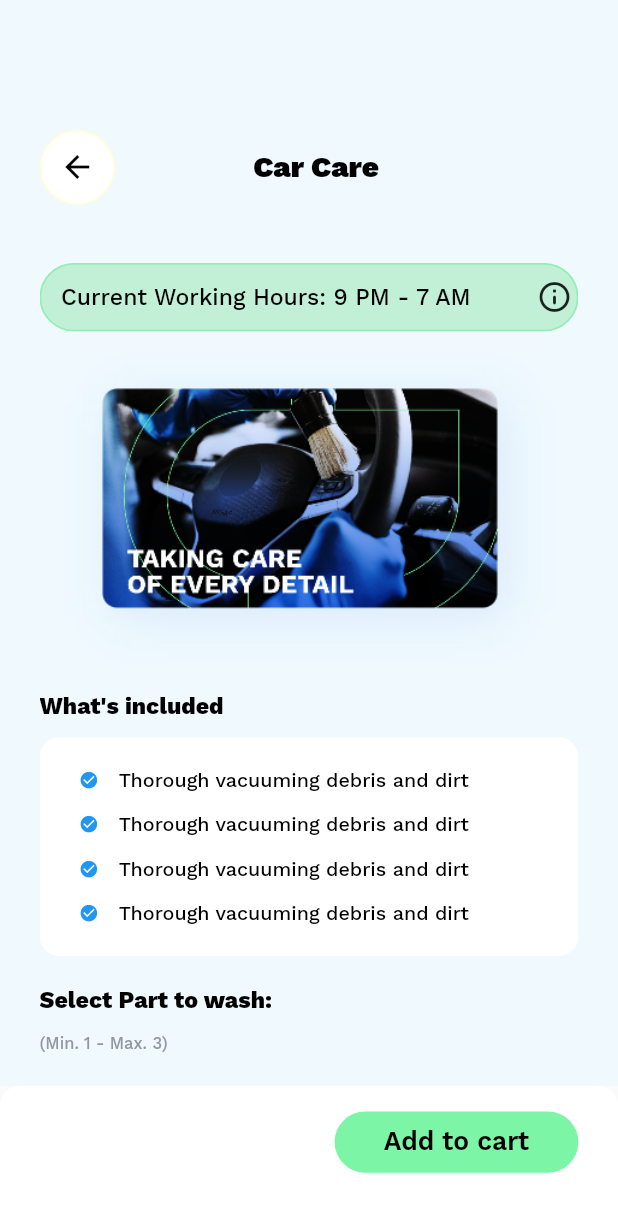
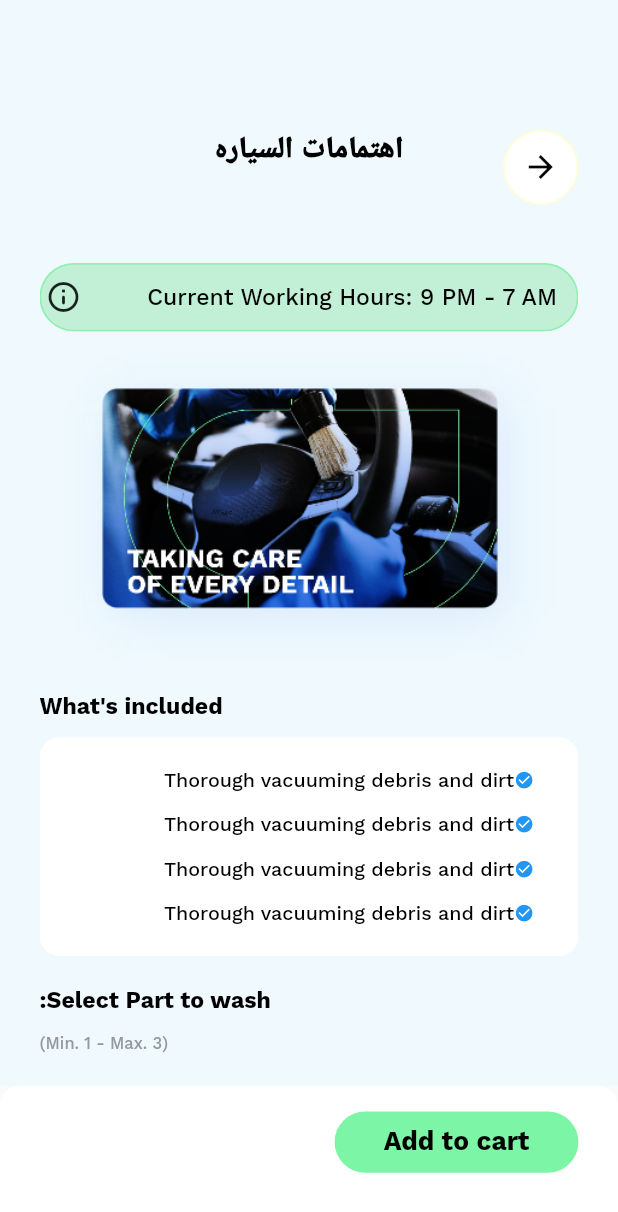
Before and after one commit to Tarekkk1/C.JET, a Flutter app: the screen it shows after launch, after a tap on "Subscribe", on a phone screen of 412 x 824 dp. Shown: the top 1212 px of the screen. Run offline on Flutter 3.47's test engine with Material 2 defaults, Android fonts, the phone set to English and light mode, and no system bars; our stand-ins replace flutter_screenutil, google_fonts; generated files the repository leaves out were written again.

Commit message:
init localization

```diff
--- /dev/null
+++ b/l10n.yaml
@@ -0,0 +1,3 @@
+arb-dir: lib/l10n
+template-arb-file: app_en.arb
+output-localization-file: app_localizations.dart
--- a/lib/app.dart
+++ b/lib/app.dart
@@ -1,6 +1,8 @@
 import 'package:flutter/material.dart';
 
 import 'config/routes/routes.dart';
+import 'package:flutter_localizations/flutter_localizations.dart';
+import 'package:flutter_gen/gen_l10n/app_localizations.dart';
 
 class HomePage extends StatelessWidget {
   const HomePage({super.key});
@@ -8,6 +10,17 @@ class HomePage extends StatelessWidget {
   @override
   Widget build(BuildContext context) {
     return MaterialApp(
+      localizationsDelegates: const [
+        AppLocalizations.delegate,
+        GlobalMaterialLocalizations.delegate,
+        GlobalWidgetsLocalizations.delegate,
+        GlobalCupertinoLocalizations.delegate,
+      ],
+      supportedLocales: const [
+        Locale('en'),
+        Locale('ar'),
+      ],
+      locale: const Locale('ar'),
       initialRoute: "/",
       debugShowCheckedModeBanner: false,
       onGenerateRoute: (settings) => AppRoutes.onGenerate(settings),
--- a/lib/featurs/FirstPage/pages/firstpage.dart
+++ b/lib/featurs/FirstPage/pages/firstpage.dart
@@ -47,8 +47,8 @@ class _FirstPageState extends State<FirstPage> {
                 ),
                 SizedBox(
                   height: 31.h,
-                  child: Expanded(
                   child: ListView.builder(
+                    shrinkWrap: true,
                     scrollDirection: Axis.horizontal,
                     itemCount: 10,
                     itemBuilder: (BuildContext context, int index) {
@@ -58,11 +58,10 @@ class _FirstPageState extends State<FirstPage> {
                             onTap: () {
                               handleSelection(index);
                             },
-                              child: selectedItems(context, index,
-                                  selectedItemIndex, "Packages")),
+                            child: selectedItems(
+                                context, index, selectedItemIndex, "Packages")),
                       );
                     },
-                    ),
                   ),
                 ),
                 SizedBox(
--- a/lib/featurs/FirstPage/widgets/appbar.dart
+++ b/lib/featurs/FirstPage/widgets/appbar.dart
@@ -1,18 +1,18 @@
 import 'package:flutter/material.dart';
 import 'package:flutter_screenutil/flutter_screenutil.dart';
+import 'package:flutter_gen/gen_l10n/app_localizations.dart';
 
 Widget appbarwidget(BuildContext context) {
   return Container(
-    color: const Color.fromARGB(0, 0, 0, 0),
     margin: EdgeInsets.only(top: 76.h, bottom: 24.h),
-    child: Row(
+    child: Stack(
       children: [
         Container(
           decoration: BoxDecoration(
+            color: const Color.fromARGB(145, 255, 255, 255),
             borderRadius: BorderRadius.circular(42.r),
-            color: const Color(0x0ff10000),
             border: Border.all(
-              color: const Color(0xFFFFFFD6),
+              color: const Color.fromARGB(255, 228, 228, 209),
               width: 1.w,
             ),
           ),
@@ -27,10 +27,8 @@ Widget appbarwidget(BuildContext context) {
           ),
         ),
         Center(
-          child: Container(
-            margin: EdgeInsets.only(left: 84.w),
           child: Text(
-              'Services',
+            AppLocalizations.of(context)!.services,
             style: TextStyle(
               fontFamily: 'WorkSans',
               fontWeight: FontWeight.w900,
@@ -39,7 +37,6 @@ Widget appbarwidget(BuildContext context) {
             ),
           ),
         ),
-        ),
       ],
     ),
   );
--- a/lib/featurs/FirstPage/widgets/maincontainer.dart
+++ b/lib/featurs/FirstPage/widgets/maincontainer.dart
@@ -1,7 +1,6 @@
 import 'package:cjet/featurs/FirstPage/widgets/subscribe.dart';
 import 'package:flutter/material.dart';
 import 'package:flutter_screenutil/flutter_screenutil.dart';
-import 'package:google_fonts/google_fonts.dart';
 
 Widget maincontainer(BuildContext context, String text, int days, int cost) {
   return Container(
@@ -55,11 +54,15 @@ Widget maincontainer(BuildContext context, String text, int days, int cost) {
             ),
           ),
           const Spacer(),
-          InkWell(
-              onTap: () {
-                Navigator.pushNamed(context, '/secondpage');
-              },
-              child: subscribe())
+          SizedBox(
+            height: 30.h,
+            width: 92.w,
+            child: InkWell(
+                onTap: () {
+                  Navigator.pushNamed(context, '/secondpage');
+                },
+                child: subscribe()),
+          )
         ],
       ),
     ]),
--- a/lib/featurs/FirstPage/widgets/selectedItems.dart
+++ b/lib/featurs/FirstPage/widgets/selectedItems.dart
@@ -1,6 +1,5 @@
 import 'package:flutter/material.dart';
 import 'package:flutter_screenutil/flutter_screenutil.dart';
-import 'package:google_fonts/google_fonts.dart';
 
 Widget selectedItems(
     BuildContext context, int index, int selectedindex, String text1) {
@@ -8,7 +7,9 @@ Widget selectedItems(
     child: Container(
         width: 122.w,
         decoration: BoxDecoration(
-          color: index != selectedindex ? Colors.white : Colors.blueAccent,
+          color: index != selectedindex
+              ? Colors.white
+              : const Color.fromARGB(255, 23, 79, 176),
           borderRadius: BorderRadius.circular(16.r),
         ),
         child: Expanded(
--- a/lib/featurs/FirstPage/widgets/subscribe.dart
+++ b/lib/featurs/FirstPage/widgets/subscribe.dart
@@ -1,6 +1,5 @@
 import 'package:flutter/material.dart';
 import 'package:flutter_screenutil/flutter_screenutil.dart';
-import 'package:google_fonts/google_fonts.dart';
 
 Widget subscribe() {
   return Container(
--- a/lib/featurs/SecondPage/pages/secondpage.dart
+++ b/lib/featurs/SecondPage/pages/secondpage.dart
@@ -170,7 +170,6 @@ class _SecondPageState extends State<SecondPage> {
                       borderRadius: BorderRadius.all(Radius.circular(12.r)),
                       color: const Color(0xFFFFFFFF),
                     ),
-                    child: Expanded(
                     child: ListView.separated(
                         physics: const NeverScrollableScrollPhysics(),
                         shrinkWrap: true,
@@ -180,12 +179,10 @@ class _SecondPageState extends State<SecondPage> {
                                 selectedItems.contains(index))),
                         separatorBuilder: (context, index) => Container(
                               height: 1.h,
-                                margin:
-                                    EdgeInsets.only(top: 20.h, bottom: 20.h),
+                              margin: EdgeInsets.only(top: 20.h, bottom: 20.h),
                               color: Colors.grey[300],
                             ),
                         itemCount: 8),
-                    ),
                   ),
                 ])),
               ),
--- a/lib/featurs/SecondPage/widgets/addtocart.dart
+++ b/lib/featurs/SecondPage/widgets/addtocart.dart
@@ -1,6 +1,5 @@
 import 'package:flutter/material.dart';
 import 'package:flutter_screenutil/flutter_screenutil.dart';
-import 'package:google_fonts/google_fonts.dart';
 
 Widget addtocart() {
   return Container(
--- a/lib/featurs/SecondPage/widgets/rows.dart
+++ b/lib/featurs/SecondPage/widgets/rows.dart
@@ -1,6 +1,5 @@
 import 'package:flutter/material.dart';
 import 'package:flutter_screenutil/flutter_screenutil.dart';
-import 'package:google_fonts/google_fonts.dart';
 
 Widget rows(BuildContext context) {
   return Container(
--- a/lib/featurs/SecondPage/widgets/secondpagebar.dart
+++ b/lib/featurs/SecondPage/widgets/secondpagebar.dart
@@ -1,9 +1,9 @@
 import 'package:flutter/material.dart';
 import 'package:flutter_screenutil/flutter_screenutil.dart';
-import 'package:google_fonts/google_fonts.dart';
+import 'package:flutter_gen/gen_l10n/app_localizations.dart';
 
 Widget secondPageBar(BuildContext context) {
-  return Row(
+  return Stack(
     children: [
       Container(
         decoration: BoxDecoration(
@@ -24,9 +24,8 @@ Widget secondPageBar(BuildContext context) {
           },
         ),
       ),
-      Container(
-        margin: EdgeInsets.only(left: 84.w),
-        child: Text("Car Care",
+      Center(
+        child: Text(AppLocalizations.of(context)!.carCare,
             style: TextStyle(
               fontFamily: 'WorkSans',
               fontWeight: FontWeight.w900,
--- /dev/null
+++ b/lib/l10n/app_ar.arb
@@ -0,0 +1,5 @@
+{
+  "services": "الخدمات",
+  "carCare": "اهتمامات السياره"
+
+}
--- /dev/null
+++ b/lib/l10n/app_en.arb
@@ -0,0 +1,5 @@
+{
+  "services": "Services",
+  "carCare": "Car Care"
+
+}
```
Also changed, not shown: pubspec.yaml (+10 -7 lines), pubspec.lock. Lines whose indentation alone changed are shown as unchanged.
